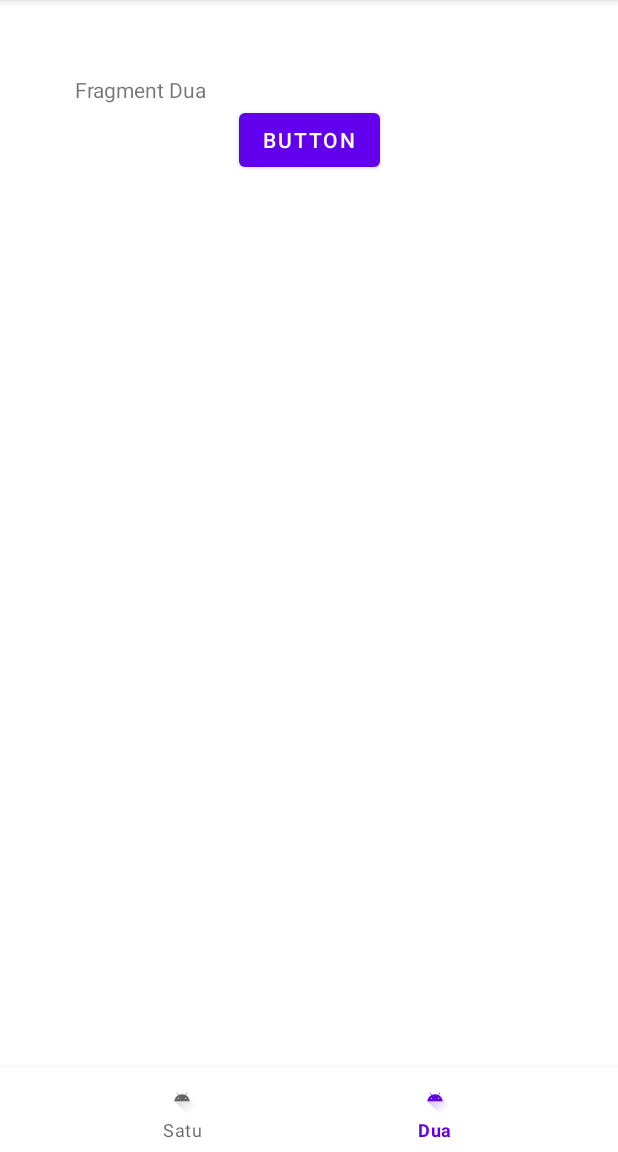
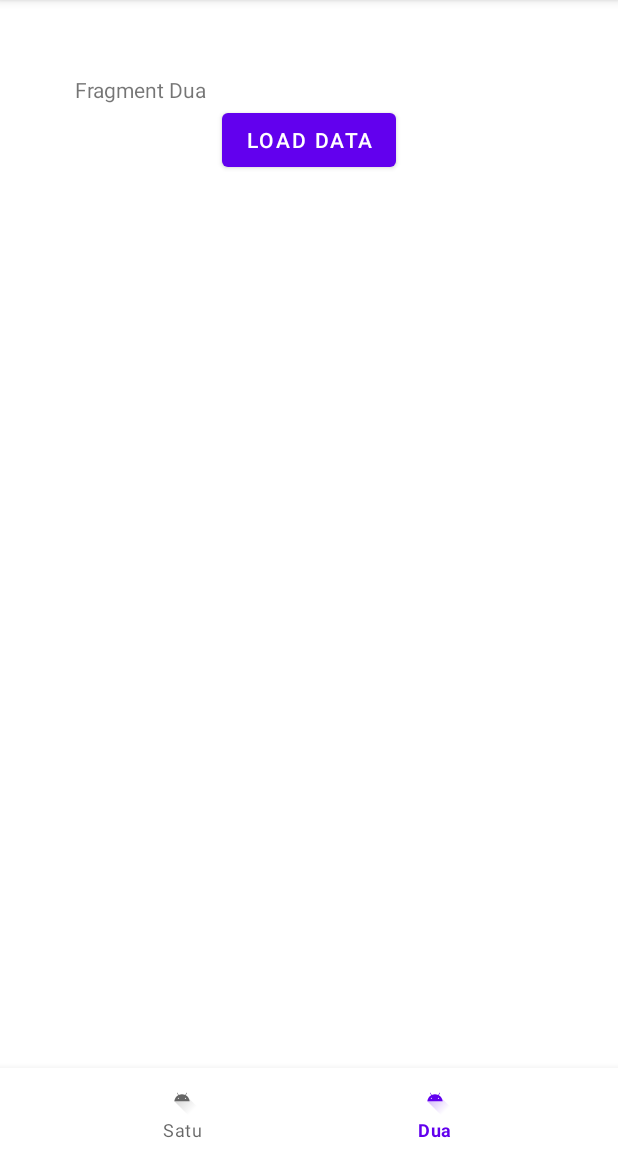
Before and after one commit to nyomanari21/UAS_Mobile_App, an Android app: the screen it shows after launch (MainActivity), item 2 of the bottom bar chosen, on a phone screen of 412 x 824 dp, the part 84-1236 px from its top. Run offline under Robolectric (Android 15) with nearby library versions, the phone set to English and light mode, and no system bars; libraries missing offline, so code that uses them is left out: com.loopj.android, cz.msebera.android.

Commit message:
Push No 1
Push jawaban nomor 1

```diff
--- a/Project/app/src/main/java/edu/upi/cs/yudiwbs/uas_template/FragmentDua.java
+++ b/Project/app/src/main/java/edu/upi/cs/yudiwbs/uas_template/FragmentDua.java
@@ -7,9 +7,15 @@ import androidx.recyclerview.widget.DividerItemDecoration;
 import androidx.recyclerview.widget.LinearLayoutManager;
 import androidx.recyclerview.widget.RecyclerView;
 
+import android.util.Log;
 import android.view.LayoutInflater;
 import android.view.View;
 import android.view.ViewGroup;
+
+import com.loopj.android.http.JsonHttpResponseHandler;
+
+import org.json.JSONException;
+import org.json.JSONObject;
 
 import java.util.ArrayList;
 
@@ -59,8 +65,47 @@ public class FragmentDua extends Fragment {
         binding.buttonFrag2.setOnClickListener(new View.OnClickListener() {
             @Override
             public void onClick(View view) {
-                alHasil.add(new Hasil("satu..."));
-                adapter.notifyDataSetChanged();
+
+                // Load data dari API
+                ApiBored.get(null, new JsonHttpResponseHandler() {
+                    @Override
+                    //hati2 success jsonobjek atau jsonarray
+                    public void onSuccess(int statusCode,
+                                          cz.msebera.android.httpclient.Header[] headers,
+                                          org.json.JSONObject response) {
+                        Log.d("debug_ari","onSuccess jsonobjek");
+
+                        //ambil type dan activity
+                        String type = "";
+                        String activity = "";
+                        try {
+                            type = (String) response.get("type");
+                            activity = (String) response.get("activity");
+                        } catch (JSONException e) {
+                            e.printStackTrace();
+                            Log.e("debug_ari", "msg error" +":" +e.getMessage());
+                        }
+                        // Tambahkan hasil data dari api ke recycler view
+                        Log.d("debug_ari", "activity" +":" +activity);
+                        alHasil.add(new Hasil(type));
+                        alHasil.add(new Hasil(activity));
+                        adapter.notifyDataSetChanged();
+                    }
+
+                    public void onSuccess(int statusCode,
+                                          cz.msebera.android.httpclient.Header[] headers,
+                                          org.json.JSONArray response) {
+                        Log.d("debug_ari","onSuccess jsonarray");
+                    }
+
+                    @Override
+                    public void onFailure(int statusCode, cz.msebera.android.httpclient.Header[] headers, Throwable throwable, JSONObject errorResponse) {
+                        Log.e("debug_ari", "error " + ":" + statusCode +":"+ errorResponse.toString());
+                    }
+                });
+
+//                alHasil.add(new Hasil("satu..."));
+//                adapter.notifyDataSetChanged();
             }
         });
         return view;
--- a/Project/app/src/main/java/edu/upi/cs/yudiwbs/uas_template/FragmentSatu.java
+++ b/Project/app/src/main/java/edu/upi/cs/yudiwbs/uas_template/FragmentSatu.java
@@ -3,6 +3,9 @@ package edu.upi.cs.yudiwbs.uas_template;
 import android.os.Bundle;
 
 import androidx.fragment.app.Fragment;
+import androidx.recyclerview.widget.DividerItemDecoration;
+import androidx.recyclerview.widget.LinearLayoutManager;
+import androidx.recyclerview.widget.RecyclerView;
 
 import android.util.Log;
 import android.view.LayoutInflater;
@@ -17,6 +20,8 @@ import org.json.JSONArray;
 import org.json.JSONException;
 import org.json.JSONObject;
 
+import java.util.ArrayList;
+
 import cz.msebera.android.httpclient.Header;
 import cz.msebera.android.httpclient.HttpStatus;
 import edu.upi.cs.yudiwbs.uas_template.databinding.FragmentSatuBinding;
@@ -25,6 +30,10 @@ import edu.upi.cs.yudiwbs.uas_template.databinding.FragmentSatuBinding;
 public class FragmentSatu extends Fragment {
 
     private FragmentSatuBinding binding;
+
+    ArrayList<Hasil> alHasil = new ArrayList<>();
+    AdapterHasil adapter;
+    RecyclerView.LayoutManager lm;
 
     public FragmentSatu() {
         // Required empty public constructor
@@ -49,63 +58,178 @@ public class FragmentSatu extends Fragment {
         binding = FragmentSatuBinding.inflate(inflater, container, false);
         View view = binding.getRoot();
 
+        adapter = new AdapterHasil(alHasil);
+        binding.rvHasilFragSatu.setAdapter(adapter);
+
+        lm = new LinearLayoutManager(getActivity());
+        binding.rvHasilFragSatu.setLayoutManager(lm);
+
+        //supaya ada garis antar row
+        binding.rvHasilFragSatu.addItemDecoration(new DividerItemDecoration(getActivity(), LinearLayoutManager.VERTICAL));
+
         binding.button.setOnClickListener(new View.OnClickListener() {
             @Override
             public void onClick(View view) {
-                binding.tvKeterangan.setText("Tunggu sebentar, loading data harga bitcoin (USD)");
-                //https://api.coindesk.com/v1/bpi/currentprice.json
-                Log.d("debugyudi","onclick");
-                ApiHargaBitcoin.get("bpi/currentprice.json", null, new JsonHttpResponseHandler() {
+
+                // Load data dari API
+                ApiBored.get(null, new JsonHttpResponseHandler() {
                     @Override
                     //hati2 success jsonobjek atau jsonarray
                     public void onSuccess(int statusCode,
                                           cz.msebera.android.httpclient.Header[] headers,
                                           org.json.JSONObject response) {
-                        Log.d("debugyudi","onSuccess jsonobjek");
+                        Log.d("debug_ari","onSuccess jsonobjek");
 
-                        /* hasil jsonnha
-                        {"time":{"updated":"Dec 19, 2022 09:53:00 UTC","updatedISO":"2022-12-19T09:53:00+00:00",
-                                "updateduk":"Dec 19, 2022 at 09:53 GMT"},
-
-                        "disclaimer":"This data was produced from the CoinDesk Bitcoin Price Index (USD).
-                              Non-USD currency data converted using hourly conversion rate from openexchangerates.org",
-                         "chartName":"Bitcoin",
-                         "bpi":{"USD":{"code":"USD","symbol":"&#36;","rate":"16,730.3955",
-                                    "description":"United States Dollar","rate_float":16730.3955},
-                                "GBP":{"code":"GBP","symbol":"&pound;","rate":"13,979.7846",
-                                  "description":"British Pound Sterling","rate_float":13979.7846},      "EUR":{"code":"EUR","symbol":"&euro;","rate":"16,297.8478","description":"Euro","rate_float":16297.8478}}}
-                         */
-
-                        //ambil USD rate
-                        String rate="";
+                        //ambil type dan activity
+                        String type = "";
+                        String activity = "";
                         try {
-                            JSONObject bpi = response.getJSONObject("bpi"); // 4 adalah "bpi"
-                            JSONObject usd = bpi.getJSONObject("USD");
-                            rate = (String) usd.get("rate");
+                            type = (String) response.get("type");
+                            activity = (String) response.get("activity");
                         } catch (JSONException e) {
                             e.printStackTrace();
-                            Log.e("debugyudi", "msg error" +":" +e.getMessage());
+                            Log.e("debug_ari", "msg error" +":" +e.getMessage());
                         }
-                        Log.d("debugyudi", "rate" +":" +rate);
-                        binding.tvKeterangan.setText(rate);
+                        // Tambahkan hasil data dari api ke recycler view
+                        Log.d("debug_ari", "activity" +":" +activity);
+                        alHasil.add(new Hasil(type));
+                        alHasil.add(new Hasil(activity));
+                        adapter.notifyDataSetChanged();
                     }
 
                     public void onSuccess(int statusCode,
                                           cz.msebera.android.httpclient.Header[] headers,
                                           org.json.JSONArray response) {
-
-                        Log.d("debugyudi","onSuccess jsonarray");
-
+                        Log.d("debug_ari","onSuccess jsonarray");
                     }
 
                     @Override
                     public void onFailure(int statusCode, cz.msebera.android.httpclient.Header[] headers, Throwable throwable, JSONObject errorResponse) {
-                        Log.e("debugyudi", "error " + ":" + statusCode +":"+ errorResponse.toString());
+                        Log.e("debug_ari", "error " + ":" + statusCode +":"+ errorResponse.toString());
                     }
                 });
 
             }
         });
+
+//        binding.button.setOnClickListener(new View.OnClickListener() {
+//            @Override
+//            public void onClick(View view) {
+//                binding.tvKeterangan.setText("Tunggu sebentar, loading data harga bitcoin (USD)");
+//                //https://api.coindesk.com/v1/bpi/currentprice.json
+//                Log.d("debug_ari","onclick");
+//                ApiHargaBitcoin.get("bpi/currentprice.json", null, new JsonHttpResponseHandler() {
+//                    @Override
+//                    //hati2 success jsonobjek atau jsonarray
+//                    public void onSuccess(int statusCode,
+//                                          cz.msebera.android.httpclient.Header[] headers,
+//                                          org.json.JSONObject response) {
+//                        Log.d("debugyudi","onSuccess jsonobjek");
+//
+//                        /* hasil jsonnha
+//                        {"time":{"updated":"Dec 19, 2022 09:53:00 UTC","updatedISO":"2022-12-19T09:53:00+00:00",
+//                                "updateduk":"Dec 19, 2022 at 09:53 GMT"},
+//
+//                        "disclaimer":"This data was produced from the CoinDesk Bitcoin Price Index (USD).
+//                              Non-USD currency data converted using hourly conversion rate from openexchangerates.org",
+//                         "chartName":"Bitcoin",
+//                         "bpi":{"USD":{"code":"USD","symbol":"&#36;","rate":"16,730.3955",
+//                                    "description":"United States Dollar","rate_float":16730.3955},
+//                                "GBP":{"code":"GBP","symbol":"&pound;","rate":"13,979.7846",
+//                                  "description":"British Pound Sterling","rate_float":13979.7846},      "EUR":{"code":"EUR","symbol":"&euro;","rate":"16,297.8478","description":"Euro","rate_float":16297.8478}}}
+//                         */
+//
+//                        //ambil USD rate
+//                        String rate="";
+//                        try {
+//                            JSONObject bpi = response.getJSONObject("bpi"); // 4 adalah "bpi"
+//                            JSONObject usd = bpi.getJSONObject("USD");
+//                            rate = (String) usd.get("rate");
+//                        } catch (JSONException e) {
+//                            e.printStackTrace();
+//                            Log.e("debugyudi", "msg error" +":" +e.getMessage());
+//                        }
+//                        Log.d("debugyudi", "rate" +":" +rate);
+//                        binding.tvKeterangan.setText(rate);
+//                    }
+//
+//                    public void onSuccess(int statusCode,
+//                                          cz.msebera.android.httpclient.Header[] headers,
+//                                          org.json.JSONArray response) {
+//
+//                        Log.d("debugyudi","onSuccess jsonarray");
+//
+//                    }
+//
+//                    @Override
+//                    public void onFailure(int statusCode, cz.msebera.android.httpclient.Header[] headers, Throwable throwable, JSONObject errorResponse) {
+//                        Log.e("debugyudi", "error " + ":" + statusCode +":"+ errorResponse.toString());
+//                    }
+//                });
+//
+//            }
+//        });
+
+//        binding.button.setOnClickListener(new View.OnClickListener() {
+//            @Override
+//            public void onClick(View view) {
+//                binding.tvKeterangan.setText("Tunggu sebentar, loading data bored activity");
+//                //https://www.boredapi.com/api/activity
+//                Log.d("debug_ari","onclick");
+//                ApiBored.get(null, new JsonHttpResponseHandler() {
+//                    @Override
+//                    //hati2 success jsonobjek atau jsonarray
+//                    public void onSuccess(int statusCode,
+//                                          cz.msebera.android.httpclient.Header[] headers,
+//                                          org.json.JSONObject response) {
+//                        Log.d("debug_ari","onSuccess jsonobjek");
+//
+//                        /* hasil jsonnha
+//                        {"time":{"updated":"Dec 19, 2022 09:53:00 UTC","updatedISO":"2022-12-19T09:53:00+00:00",
+//                                "updateduk":"Dec 19, 2022 at 09:53 GMT"},
+//
+//                        "disclaimer":"This data was produced from the CoinDesk Bitcoin Price Index (USD).
+//                              Non-USD currency data converted using hourly conversion rate from openexchangerates.org",
+//                         "chartName":"Bitcoin",
+//                         "bpi":{"USD":{"code":"USD","symbol":"&#36;","rate":"16,730.3955",
+//                                    "description":"United States Dollar","rate_float":16730.3955},
+//                                "GBP":{"code":"GBP","symbol":"&pound;","rate":"13,979.7846",
+//                                  "description":"British Pound Sterling","rate_float":13979.7846},      "EUR":{"code":"EUR","symbol":"&euro;","rate":"16,297.8478","description":"Euro","rate_float":16297.8478}}}
+//                         */
+//
+//                        //ambil USD rate
+////                        String rate="";
+//                        String activity = "";
+//                        try {
+////                            JSONObject bpi = response.getJSONObject("bpi"); // 4 adalah "bpi"
+////                            JSONObject usd = bpi.getJSONObject("USD");
+////                            rate = (String) usd.get("rate");
+////                            JSONObject jsonActivity = response.getJSONObject("activity");
+//                            activity = (String) response.get("activity");
+//                        } catch (JSONException e) {
+//                            e.printStackTrace();
+//                            Log.e("debug_ari", "msg error" +":" +e.getMessage());
+//                        }
+//                        Log.d("debug_ari", "activity" +":" +activity);
+//                        binding.tvKeterangan.setText(activity);
+//                    }
+//
+//                    public void onSuccess(int statusCode,
+//                                          cz.msebera.android.httpclient.Header[] headers,
+//                                          org.json.JSONArray response) {
+//
+//                        Log.d("debugyudi","onSuccess jsonarray");
+//
+//                    }
+//
+//                    @Override
+//                    public void onFailure(int statusCode, cz.msebera.android.httpclient.Header[] headers, Throwable throwable, JSONObject errorResponse) {
+//                        Log.e("debugyudi", "error " + ":" + statusCode +":"+ errorResponse.toString());
+//                    }
+//                });
+//
+//            }
+//        });
 
         return view;
 
--- a/Project/app/src/main/res/layout/fragment_dua.xml
+++ b/Project/app/src/main/res/layout/fragment_dua.xml
@@ -21,6 +21,7 @@
         android:id="@+id/rvHasil"
         android:layout_width="match_parent"
         android:layout_height="0dp"
+        android:textAlignment="textStart"
         app:layout_constraintBottom_toBottomOf="parent"
         app:layout_constraintEnd_toEndOf="parent"
         app:layout_constraintStart_toStartOf="parent"
@@ -30,7 +31,7 @@
         android:id="@+id/button_frag2"
         android:layout_width="wrap_content"
         android:layout_height="wrap_content"
-        android:text="Button"
+        android:text="LOAD DATA"
         app:layout_constraintEnd_toEndOf="parent"
         app:layout_constraintStart_toStartOf="parent"
         app:layout_constraintTop_toBottomOf="@+id/tvKeteranganFrag2" />
```
Also changed, not shown: Project/app/src/main/java/edu/upi/cs/yudiwbs/uas_template/ApiBored.java (added, +26 -0 lines), Project/app/src/main/res/layout/fragment_satu.xml (+11 -0 lines).
